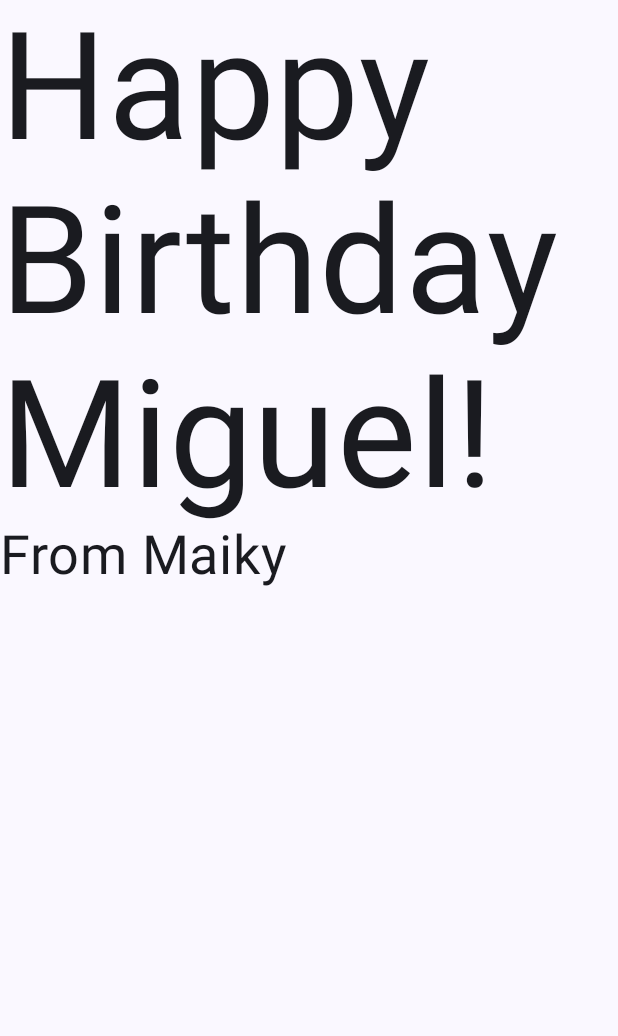
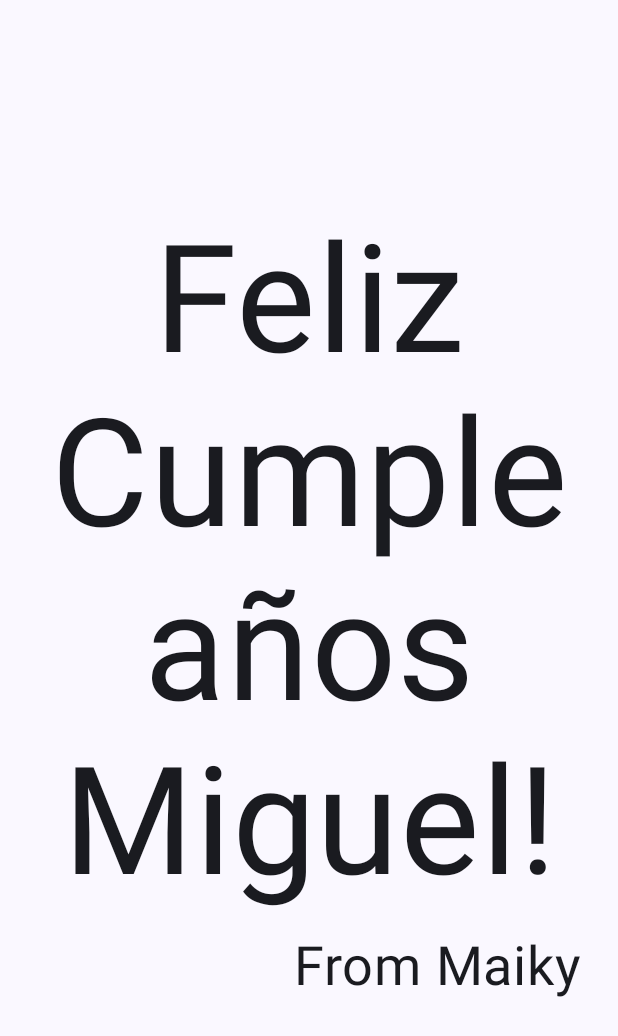
Before and after one commit to Instituto-Tecnologico-de-la-Laguna/Ejemplo1-DAA, an Android app built with Jetpack Compose: the screen it shows after launch (MainActivity), on a phone screen of 412 x 824 dp. Shown: the top 1036 px of the screen. Run offline under Robolectric (Android 15) with nearby library versions, the phone set to English and light mode, and no system bars.

Commit message:
Centered text

```diff
--- a/app/src/main/java/com/example/ejemplo1/MainActivity.kt
+++ b/app/src/main/java/com/example/ejemplo1/MainActivity.kt
@@ -4,6 +4,7 @@ import android.os.Bundle
 import androidx.activity.ComponentActivity
 import androidx.activity.compose.setContent
 import androidx.activity.enableEdgeToEdge
+import androidx.compose.foundation.layout.Arrangement
 import androidx.compose.foundation.layout.Column
 import androidx.compose.foundation.layout.Row
 import androidx.compose.foundation.layout.fillMaxSize
@@ -13,8 +14,11 @@ import androidx.compose.material3.Scaffold
 import androidx.compose.material3.Surface
 import androidx.compose.material3.Text
 import androidx.compose.runtime.Composable
+import androidx.compose.ui.Alignment
 import androidx.compose.ui.Modifier
+import androidx.compose.ui.text.style.TextAlign
 import androidx.compose.ui.tooling.preview.Preview
+import androidx.compose.ui.unit.dp
 import androidx.compose.ui.unit.sp
 import com.example.ejemplo1.ui.theme.Ejemplo1Theme
 
@@ -27,7 +31,11 @@ class MainActivity : ComponentActivity() {
                     modifier = Modifier.fillMaxSize(),
                     color = MaterialTheme.colorScheme.background
                 ) {
-                    GreetingText(message = "Happy Birthday Miguel!", from = "From Maiky")
+                    GreetingText(
+                        message = "Feliz Cumpleaños Miguel!",
+                        from = "From Maiky",
+                        modifier = Modifier.padding(8.dp)
+                    )
                 }
             }
         }
@@ -36,15 +44,22 @@ class MainActivity : ComponentActivity() {
 
 @Composable
 fun GreetingText(message: String, from: String, modifier: Modifier = Modifier) {
-    Column(modifier = modifier) {
+    Column(
+        verticalArrangement = Arrangement.Center,
+        modifier = modifier
+    ) {
         Text(
             text = message,
             fontSize = 100.sp,
             lineHeight = 116.sp,
+            textAlign = TextAlign.Center
         )
         Text(
             text = from,
-            fontSize = 36.sp
+            fontSize = 36.sp,
+            modifier = Modifier
+                .padding(16.dp)
+                .align(alignment = Alignment.End)
         )
     }
 }
```
